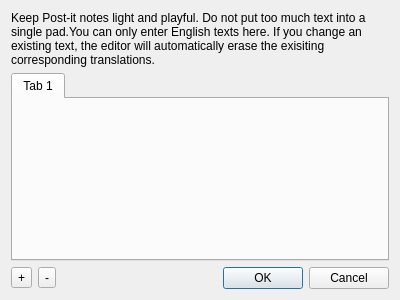
First picture: the form in src/view/PostItEditor.ui, repository the-butterfly-effect/tbe, before the edit.
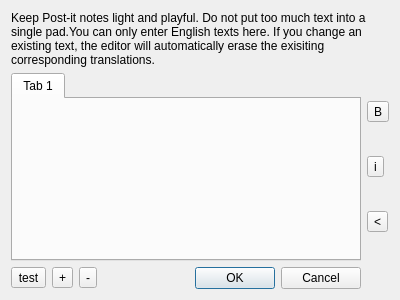
Second picture: the form after the edit.

Commit message: Implement the remainder of the PostItEditor. This completes ticket:129.

What changed in the file:
```diff
--- a/src/view/PostItEditor.ui
+++ b/src/view/PostItEditor.ui
@@ -13,8 +13,8 @@
   <property name="windowTitle">
    <string>English Post-it Editor</string>
   </property>
-  <layout class="QVBoxLayout" name="verticalLayout">
-   <item>
+  <layout class="QGridLayout" name="gridLayout">
+   <item row="0" column="0" colspan="2">
     <widget class="QLabel" name="label">
      <property name="text">
       <string>Keep Post-it notes light and playful. Do not put too much text into a single pad.You can only enter English texts here. If you change an existing text, the editor will automatically erase the exisiting corresponding translations.</string>
@@ -24,7 +24,7 @@
      </property>
     </widget>
    </item>
-   <item>
+   <item row="1" column="0">
     <widget class="QTabWidget" name="tabWidget">
      <property name="currentIndex">
       <number>0</number>
@@ -36,8 +36,40 @@
      </widget>
     </widget>
    </item>
-   <item>
+   <item row="1" column="1">
+    <layout class="QVBoxLayout" name="verticalLayout">
+     <item>
+      <widget class="QToolButton" name="toolButtonBold">
+       <property name="text">
+        <string>B</string>
+       </property>
+      </widget>
+     </item>
+     <item>
+      <widget class="QToolButton" name="toolButtonItalics">
+       <property name="text">
+        <string>i</string>
+       </property>
+      </widget>
+     </item>
+     <item>
+      <widget class="QToolButton" name="toolButtonNewline">
+       <property name="text">
+        <string>&lt;</string>
+       </property>
+      </widget>
+     </item>
+    </layout>
+   </item>
+   <item row="2" column="0">
     <layout class="QHBoxLayout" name="horizontalLayout">
+     <item>
+      <widget class="QToolButton" name="toolButtonTest">
+       <property name="text">
+        <string>test</string>
+       </property>
+      </widget>
+     </item>
      <item>
       <widget class="QToolButton" name="toolButtonPlus">
        <property name="toolTip">
```
The commit also changes 4 other files.
